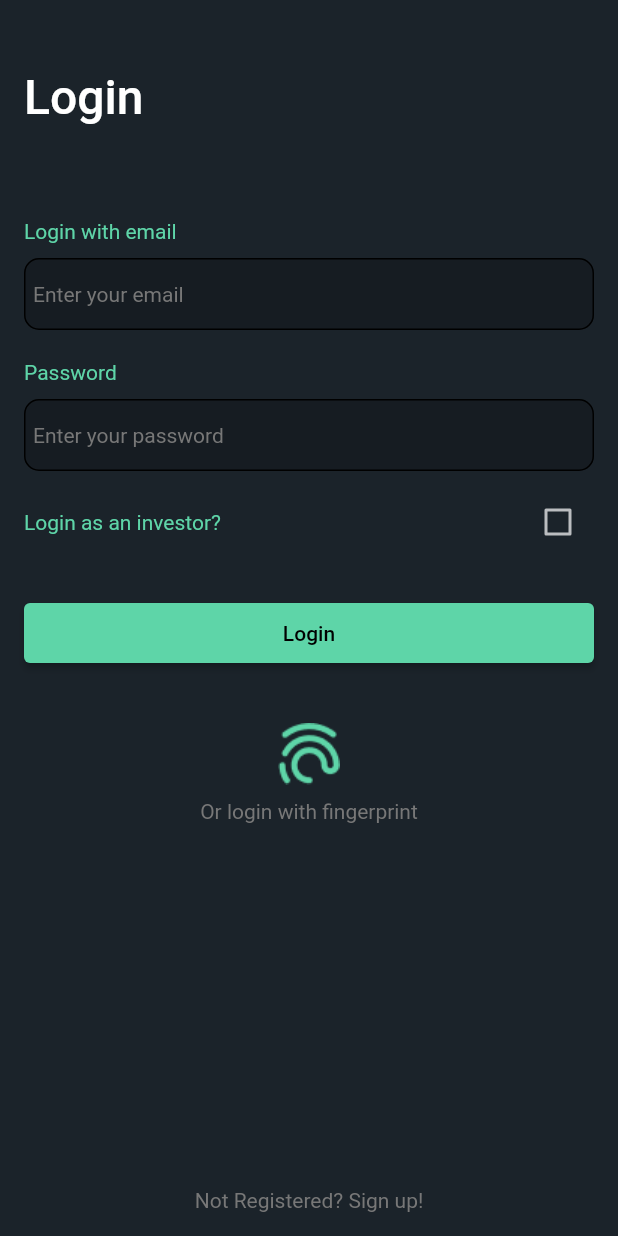
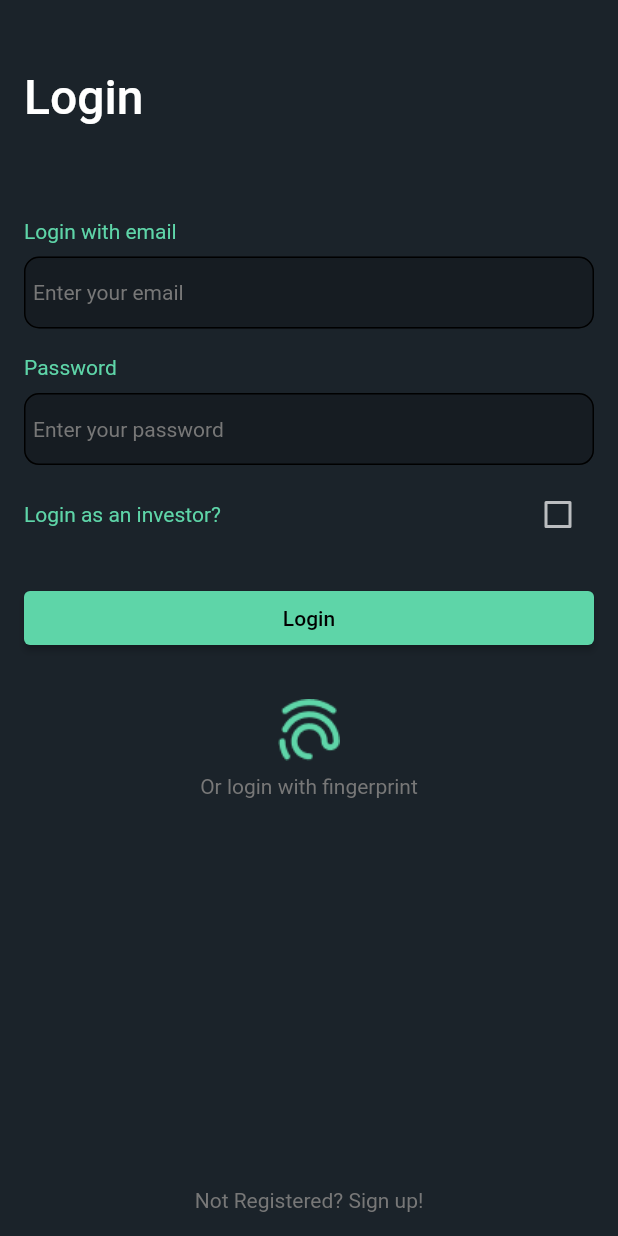
Before and after one commit to ahmadexe/FarmGo-Mobile-App, a Flutter app: the screen it shows after launch, on a phone screen of 412 x 824 dp. Run offline on Flutter 3.47's test engine with Material 2 defaults, Android fonts, the phone set to English and light mode, and no system bars; drawn by our look-alikes of flutter_form_builder; our stand-ins replace awesome_snackbar_content, bloc, cached_network_image, cloud_firestore, equatable, firebase_auth and 7 more; accounts and stored records are empty.

Commit message:
Made screens responsive for mobile

```diff
--- /dev/null
+++ b/lib/base_wrapper.dart
@@ -0,0 +1,14 @@
+import 'package:farmgo/providers/app_provider.dart';
+import 'package:flutter/material.dart';
+
+class BaseWrapper extends StatelessWidget {
+  final Widget child;
+  const BaseWrapper({required this.child, super.key});
+
+  @override
+  Widget build(BuildContext context) {
+    AppProvider app = AppProvider.state(context);
+    app.init();
+    return child;
+  }
+}
--- a/lib/configs/spaces.dart
+++ b/lib/configs/spaces.dart
@@ -1,3 +1,5 @@
+import 'package:flutter_screenutil/flutter_screenutil.dart';
+
 class AppSpaces {
   late double y1;
   late double y2;
@@ -7,11 +9,11 @@ class AppSpaces {
   late double x2;
 
   init() {
-    y1 = 40;
-    y2 = 30;
-    y3 = 20;
-    y4 = 10;
-    x1 = 40;
-    x2 = 10;
+    y1 = 40.h;
+    y2 = 30.h;
+    y3 = 20.h;
+    y4 = 10.h;
+    x1 = 40.w;
+    x2 = 10.w;
   }
 }
--- a/lib/main.dart
+++ b/lib/main.dart
@@ -9,10 +9,12 @@ import 'package:farmgo/utils/mobile_layout_utils.dart';
 import 'package:firebase_core/firebase_core.dart';
 import 'package:flutter/material.dart';
 import 'package:flutter_bloc/flutter_bloc.dart';
+import 'package:flutter_screenutil/flutter_screenutil.dart';
 import 'package:hydrated_bloc/hydrated_bloc.dart';
 import 'package:path_provider/path_provider.dart';
 import 'package:provider/provider.dart';
 
+import 'base_wrapper.dart';
 import 'screens/login_screen.dart';
 
 void main() async {
@@ -39,21 +41,29 @@ class MyApp extends StatelessWidget {
       ],
       child: BlocBuilder<SwitchCubit, SwitchState>(
         builder: (context, switchState) {
-          AppProvider app = AppProvider.state(context);
-          app.init();
           return BlocBuilder<UserBloc, UserState>(
               builder: (context, authState) {
-            return MaterialApp(
-              home: authState.data == null
+            return ScreenUtilInit(
+              designSize: const Size(412, 915),
+              minTextAdapt: true,
+              splitScreenMode: true,
+              builder: (context, child) {
+                return BaseWrapper(
+                  child: MaterialApp(
+                    theme: switchState.flag
+                        ? appThemeData[AppThemes.dark]
+                        : appThemeData[AppThemes.light],
+                    home: child,
+                  ),
+                );
+              },
+              child: authState.data == null
                   ? const LoginScreen()
                   : authState.data!.isLoggedIn
                       ? const MobileLayoutUtils()
                       : const LoginScreen(),
-              theme: switchState.flag
-                  ? appThemeData[AppThemes.dark]
-                  : appThemeData[AppThemes.light],
             );
-          });
+          },);
         },
       ),
     );
--- a/pubspec.yaml
+++ b/pubspec.yaml
@@ -69,6 +69,7 @@ dependencies:
   url_launcher: ^6.1.7
   flutter_map: ^3.1.0
   path_provider: ^2.0.11
+  flutter_screenutil: ^5.6.0
 
 
 
```
Also changed, not shown: pubspec.lock.
